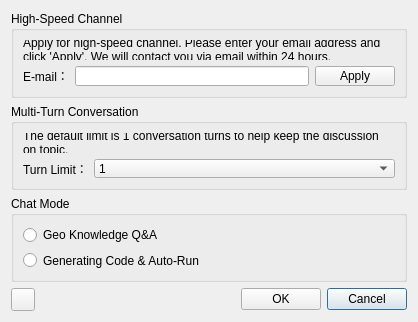
Old version of the form setting_dialog.ui in the repository robert6757/qgis-geo-knowledge-ai.
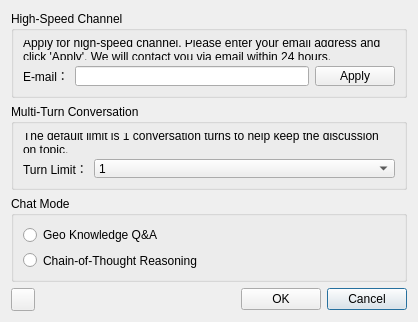
New version of the form. Icons and pictures are not drawn.

What changed in the file:
```diff
--- a/setting_dialog.ui
+++ b/setting_dialog.ui
@@ -36,7 +36,7 @@
          <string>Use chain-of-thought reasoning to generate, debug, and execute code.</string>
         </property>
         <property name="text">
-         <string>Generating Code &amp;&amp; Auto-Run</string>
+         <string>Chain-of-Thought Reasoning</string>
         </property>
        </widget>
       </item>
```
